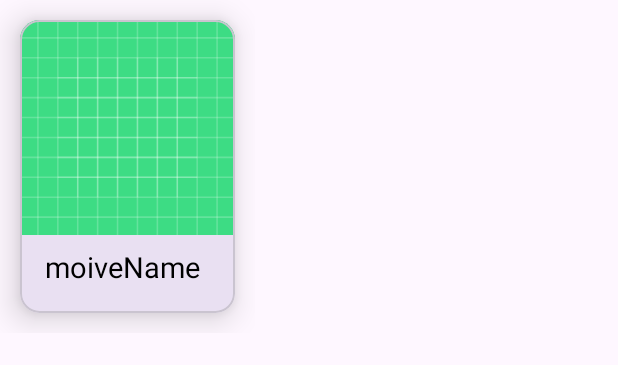
After one commit to tamzidisrakadol/MoviePagingUpdate, an Android app: the layout list_item.xml on its own in the app's theme, with its tools: preview values and no code run, on a phone screen of 412 x 824 dp. The commit adds this screen. Shown: the top 365 px of the screen. Run offline under Robolectric (Android 15) with nearby library versions, the phone set to English and light mode, and no system bars.

Commit message:
Movie with paging Create Model class, Paging source, Repository, View-Model, ViewModelFactory Create adapter and create list item layout

```diff
--- /dev/null
+++ b/app/src/main/java/com/example/moviewithpaging/adapter/MovieAdapter.kt
@@ -0,0 +1,51 @@
+package com.example.moviewithpaging.adapter
+
+import android.content.Context
+import android.view.LayoutInflater
+import android.view.ViewGroup
+import androidx.paging.PagingDataAdapter
+import androidx.recyclerview.widget.DiffUtil
+import androidx.recyclerview.widget.RecyclerView
+import com.bumptech.glide.Glide
+import com.example.moviewithpaging.databinding.ListItemBinding
+import com.example.moviewithpaging.model.MovieModel
+import com.example.moviewithpaging.utility.Constraints
+
+class MovieAdapter(private val context: Context) :
+    PagingDataAdapter<MovieModel, MovieAdapter.MovieViewHolder>(comparator) {
+
+
+    class MovieViewHolder(val binding: ListItemBinding) : RecyclerView.ViewHolder(binding.root) {
+
+    }
+
+
+    companion object {
+        private val comparator = object : DiffUtil.ItemCallback<MovieModel>() {
+            override fun areItemsTheSame(oldItem: MovieModel, newItem: MovieModel): Boolean {
+                return oldItem.id == newItem.id
+            }
+
+            override fun areContentsTheSame(oldItem: MovieModel, newItem: MovieModel): Boolean {
+                return oldItem == newItem
+            }
+
+        }
+
+    }
+
+    override fun onBindViewHolder(holder: MovieViewHolder, position: Int) {
+        val item = getItem(position)
+        if (item != null) {
+            holder.binding.movieNameTV.text = item.title
+            val posterUrl = Constraints.posterUrl + item.posterPath
+            Glide.with(context).load(posterUrl).into(holder.binding.movieImgview)
+        }
+    }
+
+    override fun onCreateViewHolder(parent: ViewGroup, viewType: Int): MovieViewHolder {
+        val itemBinding =
+            ListItemBinding.inflate(LayoutInflater.from(parent.context), parent, false)
+        return MovieViewHolder(itemBinding)
+    }
+}
--- /dev/null
+++ b/app/src/main/res/layout/list_item.xml
@@ -0,0 +1,54 @@
+<?xml version="1.0" encoding="utf-8"?>
+<androidx.constraintlayout.widget.ConstraintLayout xmlns:android="http://schemas.android.com/apk/res/android"
+    xmlns:app="http://schemas.android.com/apk/res-auto"
+    xmlns:tools="http://schemas.android.com/tools"
+    android:layout_width="wrap_content"
+    android:layout_height="wrap_content">
+
+    <com.google.android.material.card.MaterialCardView
+        android:layout_width="@dimen/_110sdp"
+        android:layout_height="@dimen/_150sdp"
+        android:layout_margin="@dimen/_10sdp"
+        app:cardElevation="@dimen/_10sdp"
+        app:cardCornerRadius="@dimen/_10sdp"
+        app:layout_constraintBottom_toBottomOf="parent"
+        app:layout_constraintEnd_toEndOf="parent"
+        app:layout_constraintStart_toStartOf="parent"
+        app:layout_constraintTop_toTopOf="parent">
+
+       <androidx.constraintlayout.widget.ConstraintLayout
+           android:layout_width="match_parent"
+           android:layout_height="match_parent">
+
+           <ImageView
+               android:id="@+id/movieImgview"
+               android:layout_width="match_parent"
+               android:layout_height="@dimen/_110sdp"
+               android:src="@drawable/ic_launcher_background"
+               app:layout_constraintEnd_toEndOf="parent"
+               app:layout_constraintStart_toStartOf="parent"
+               app:layout_constraintTop_toTopOf="parent"
+               android:contentDescription="@string/paging" />
+
+           <TextView
+               android:id="@+id/movieNameTV"
+               android:layout_width="wrap_content"
+               android:layout_height="wrap_content"
+               android:layout_marginTop="8dp"
+               android:maxLines="1"
+               android:text="@string/movieName"
+               android:textColor="@color/black"
+               android:textSize="@dimen/_15sdp"
+               app:layout_constraintEnd_toEndOf="parent"
+               app:layout_constraintHorizontal_bias="0.421"
+               app:layout_constraintStart_toStartOf="parent"
+               app:layout_constraintTop_toBottomOf="@+id/movieImgview" />
+
+
+
+
+
+       </androidx.constraintlayout.widget.ConstraintLayout>
+    </com.google.android.material.card.MaterialCardView>
+
+</androidx.constraintlayout.widget.ConstraintLayout>
--- a/app/src/main/res/values/strings.xml
+++ b/app/src/main/res/values/strings.xml
@@ -43,4 +43,6 @@
         libero vel nunc consequat, quis tincidunt nisl eleifend. Cras bibendum enim a justo luctus
         vestibulum. Fusce dictum libero quis erat maximus, vitae volutpat diam dignissim.
     </string>
+    <string name="paging">paging</string>
+    <string name="movieName">moiveName</string>
 </resources>
```
